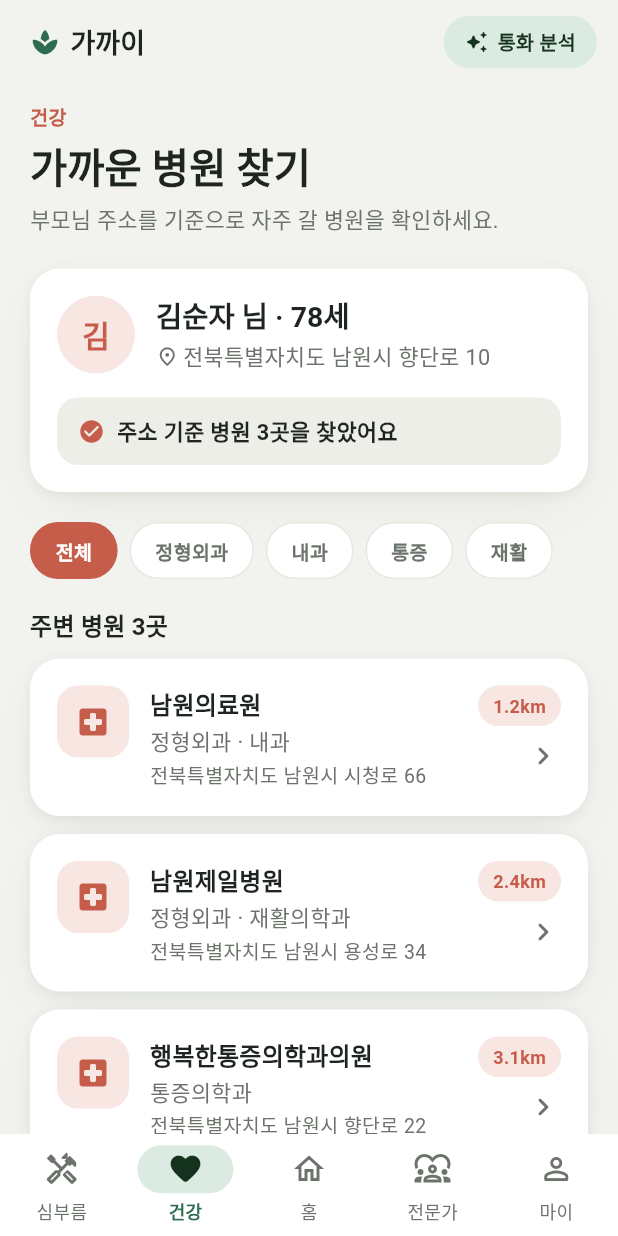
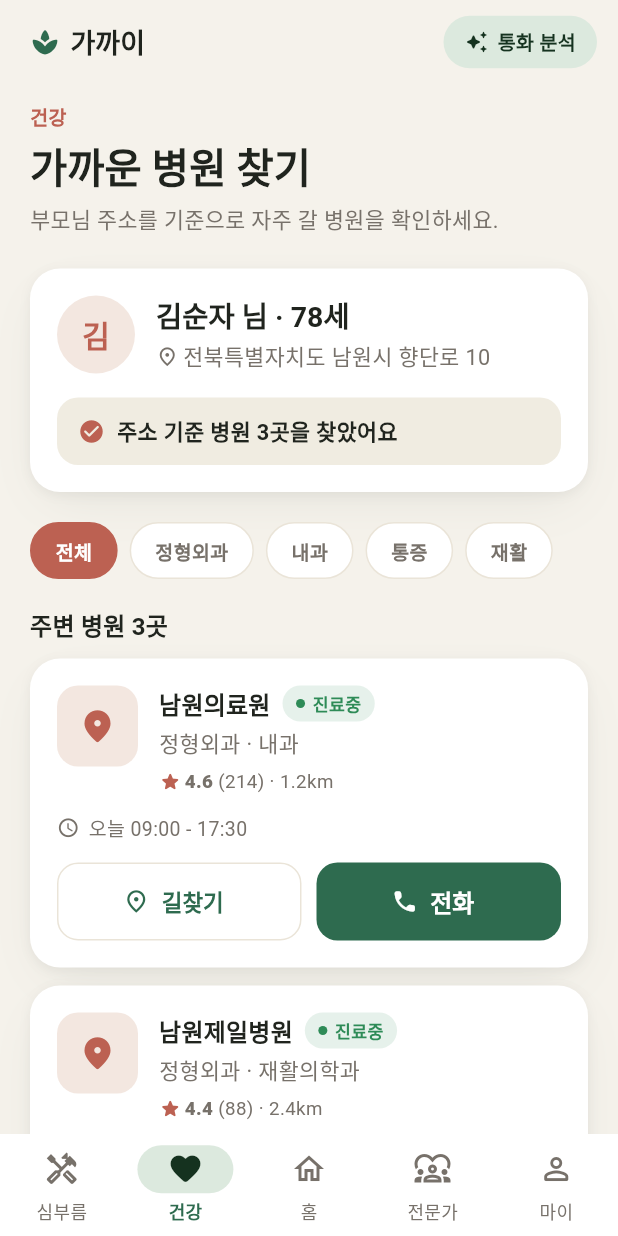
Before and after one commit to wookmin/minithon, a Flutter app: the screen it shows after launch, after a tap on "시작하기", after a tap on "건강", on a phone screen of 412 x 824 dp. Run offline on Flutter 3.47's test engine with Material 3 defaults, Android fonts, the phone set to English and light mode, and no system bars; our stand-ins replace file_picker, flutter_dotenv, flutter_local_notifications, flutter_riverpod, go_router, permission_handler and 2 more; network calls fail; Roboto replaces fonts that are missing (Pretendard).

Commit message:
feat: overhaul hospital card UI, update theme color constants, and implement avatar stack component

```diff
--- a/lib/core/theme/app_colors_x.dart
+++ b/lib/core/theme/app_colors_x.dart
@@ -26,15 +26,15 @@ class AppColorsX extends ThemeExtension<AppColorsX> {
   final Color professionalSoft;
 
   static const light = AppColorsX(
-    canvas: Color(0xFFF2F3EE),
-    hairline: Color(0xFFE7E8E2),
-    textSecondary: Color(0xFF6C736B),
-    health: Color(0xFFC65D4B),
-    healthSoft: Color(0xFFF7E6E1),
-    general: Color(0xFFB77D2A),
-    generalSoft: Color(0xFFF6EAD3),
-    professional: Color(0xFF5A6FA6),
-    professionalSoft: Color(0xFFE4E8F3),
+    canvas: Color(0xFFF5F2EB),
+    hairline: Color(0xFFEAE4D8),
+    textSecondary: Color(0xFF77716A),
+    health: Color(0xFFBC6152),
+    healthSoft: Color(0xFFF3E7E0),
+    general: Color(0xFFAA7C38),
+    generalSoft: Color(0xFFF1E8D5),
+    professional: Color(0xFF5F6E97),
+    professionalSoft: Color(0xFFE4E7F0),
   );
 
   static const dark = AppColorsX(
--- a/lib/core/theme/app_theme.dart
+++ b/lib/core/theme/app_theme.dart
@@ -13,12 +13,12 @@ abstract final class AppTheme {
     scheme: const ColorScheme.light(
       primary: _brand,
       onPrimary: Colors.white,
-      primaryContainer: Color(0xFFDCEBE1),
+      primaryContainer: Color(0xFFDCE9DE),
       onPrimaryContainer: Color(0xFF15321F),
       secondary: _brand,
       surface: Colors.white,
-      onSurface: Color(0xFF1E241F),
-      surfaceContainerHighest: Color(0xFFEDEEE8),
+      onSurface: Color(0xFF20241E),
+      surfaceContainerHighest: Color(0xFFF0ECE1),
     ),
     colorsX: AppColorsX.light,
   );
--- /dev/null
+++ b/lib/core/ui/avatars.dart
@@ -0,0 +1,114 @@
+import 'package:flutter/material.dart';
+
+import '../theme/app_colors_x.dart';
+
+/// 사진 대신 쓰는 그라데이션 아바타. 이니셜 한 글자를 얹는다.
+/// (실제 프로필 사진 연동 전까지 카드에 온기·밀도를 준다)
+class GradientAvatar extends StatelessWidget {
+  const GradientAvatar({
+    super.key,
+    required this.label,
+    required this.color,
+    this.size = 52,
+  });
+
+  final String label;
+  final Color color;
+  final double size;
+
+  @override
+  Widget build(BuildContext context) {
+    return Container(
+      width: size,
+      height: size,
+      decoration: BoxDecoration(
+        shape: BoxShape.circle,
+        gradient: LinearGradient(
+          begin: Alignment.topLeft,
+          end: Alignment.bottomRight,
+          colors: [
+            Color.lerp(color, Colors.white, 0.12)!,
+            Color.lerp(color, Colors.black, 0.16)!,
+          ],
+        ),
+      ),
+      alignment: Alignment.center,
+      child: Text(
+        label.characters.first,
+        style: TextStyle(
+          color: Colors.white,
+          fontWeight: FontWeight.w800,
+          fontSize: size * 0.36,
+        ),
+      ),
+    );
+  }
+}
+
+/// 지원자 수를 겹친 원형 아바타 더미로 보여준다. (당근·숨고 스타일)
+class AvatarStack extends StatelessWidget {
+  const AvatarStack({super.key, required this.count, this.diameter = 26});
+
+  final int count;
+  final double diameter;
+
+  static const _palette = [
+    Color(0xFFC65D4B),
+    Color(0xFFB77D2A),
+    Color(0xFF5A6FA6),
+    Color(0xFF2E6B4F),
+  ];
+
+  @override
+  Widget build(BuildContext context) {
+    final visible = count.clamp(0, 3);
+    final overlap = diameter * 0.32;
+    final surface = Theme.of(context).colorScheme.surface;
+
+    return SizedBox(
+      height: diameter,
+      width: visible == 0
+          ? 0
+          : diameter + (visible - 1) * (diameter - overlap) + (count > 3 ? 12 : 0),
+      child: Stack(
+        clipBehavior: Clip.none,
+        children: [
+          for (var i = 0; i < visible; i++)
+            Positioned(
+              left: i * (diameter - overlap),
+              child: Container(
+                width: diameter,
+                height: diameter,
+                decoration: BoxDecoration(
+                  color: _palette[i % _palette.length],
+                  shape: BoxShape.circle,
+                  border: Border.all(color: surface, width: 2),
+                ),
+              ),
+            ),
+          if (count > 3)
+            Positioned(
+              left: visible * (diameter - overlap),
+              child: Container(
+                height: diameter,
+                padding: const EdgeInsets.symmetric(horizontal: 8),
+                alignment: Alignment.center,
+                decoration: BoxDecoration(
+                  color: context.colors.hairline,
+                  borderRadius: BorderRadius.circular(diameter),
+                ),
+                child: Text(
+                  '+${count - 3}',
+                  style: TextStyle(
+                    fontSize: 11,
+                    fontWeight: FontWeight.w700,
+                    color: context.colors.textSecondary,
+                  ),
+                ),
+              ),
+            ),
+        ],
+      ),
+    );
+  }
+}
--- a/lib/features/general/general_screen.dart
+++ b/lib/features/general/general_screen.dart
@@ -3,6 +3,7 @@ import 'package:flutter_riverpod/flutter_riverpod.dart';
 
 import '../../core/theme/app_colors_x.dart';
 import '../../core/theme/app_shape.dart';
+import '../../core/ui/avatars.dart';
 import '../../core/ui/screen_header.dart';
 import '../../core/ui/soft_card.dart';
 import '../care/care_models.dart';
@@ -28,10 +29,6 @@ class GeneralScreen extends ConsumerWidget {
         Padding(
           padding: const EdgeInsets.symmetric(horizontal: 20),
           child: FilledButton.icon(
-            style: FilledButton.styleFrom(
-              backgroundColor: accent,
-              foregroundColor: Colors.white,
-            ),
             onPressed: () => _showDemoMessage(context, '요청 내용을 확인하고 있어요.'),
             icon: const Icon(Icons.add_rounded),
             label: const Text('요청 올리기'),
@@ -183,11 +180,17 @@ class _ErrandCard extends StatelessWidget {
                 style: TextStyle(color: c.textSecondary, fontSize: 13),
               ),
               const Spacer(),
-              Icon(Icons.people_alt_rounded, size: 15, color: c.textSecondary),
-              const SizedBox(width: 4),
+              if (errand.helperCount > 0) ...[
+                AvatarStack(count: errand.helperCount, diameter: 24),
+                const SizedBox(width: 6),
+              ],
               Text(
                 '지원 ${errand.helperCount}명',
-                style: TextStyle(color: c.textSecondary, fontSize: 13),
+                style: TextStyle(
+                  color: c.textSecondary,
+                  fontSize: 13,
+                  fontWeight: FontWeight.w600,
+                ),
               ),
             ],
           ),
--- a/lib/features/hospital/hospital.dart
+++ b/lib/features/hospital/hospital.dart
@@ -4,11 +4,21 @@ class Hospital {
   final String department;
   final String address;
   final String distance;
+  final bool isOpenNow;
+  final String hours;
+  final String phone;
+  final double rating;
+  final int reviewCount;
 
   const Hospital({
     required this.name,
     required this.department,
     required this.address,
     required this.distance,
+    this.isOpenNow = true,
+    this.hours = '',
+    this.phone = '',
+    this.rating = 0,
+    this.reviewCount = 0,
   });
 }
--- a/lib/features/hospital/hospital_repository.dart
+++ b/lib/features/hospital/hospital_repository.dart
@@ -22,18 +22,33 @@ class DummyHospitalRepository implements HospitalRepository {
         department: '정형외과 · 내과',
         address: '전북특별자치도 남원시 시청로 66',
         distance: '1.2km',
+        isOpenNow: true,
+        hours: '오늘 09:00 - 17:30',
+        phone: '063-620-1114',
+        rating: 4.6,
+        reviewCount: 214,
       ),
       Hospital(
         name: '남원제일병원',
         department: '정형외과 · 재활의학과',
         address: '전북특별자치도 남원시 용성로 34',
         distance: '2.4km',
+        isOpenNow: true,
+        hours: '오늘 08:30 - 18:00',
+        phone: '063-625-2000',
+        rating: 4.4,
+        reviewCount: 88,
       ),
       Hospital(
         name: '행복한통증의학과의원',
         department: '통증의학과',
         address: '전북특별자치도 남원시 향단로 22',
         distance: '3.1km',
+        isOpenNow: false,
+        hours: '오늘 진료 마감 · 내일 09:00',
+        phone: '063-631-7575',
+        rating: 4.8,
+        reviewCount: 156,
       ),
     ];
   }
--- a/lib/features/hospital/hospital_screen.dart
+++ b/lib/features/hospital/hospital_screen.dart
@@ -224,64 +224,100 @@ class _HospitalCard extends StatelessWidget {
   @override
   Widget build(BuildContext context) {
     final c = context.colors;
+    final text = Theme.of(context).textTheme;
     return SoftCard(
       onTap: () {},
-      child: Row(
+      child: Column(
         crossAxisAlignment: CrossAxisAlignment.start,
         children: [
-          IconTile(
-            icon: Icons.local_hospital_rounded,
-            color: accent,
-            background: c.healthSoft,
-          ),
+          Row(
+            crossAxisAlignment: CrossAxisAlignment.start,
+            children: [
+              _MapThumb(accent: accent, soft: c.healthSoft),
               const SizedBox(width: 14),
               Expanded(
                 child: Column(
                   crossAxisAlignment: CrossAxisAlignment.start,
                   children: [
+                    Row(
+                      children: [
+                        Flexible(
+                          child: Text(hospital.name, style: text.titleMedium),
+                        ),
+                        const SizedBox(width: 8),
+                        _OpenBadge(isOpen: hospital.isOpenNow),
+                      ],
+                    ),
+                    const SizedBox(height: 4),
+                    Text(hospital.department, style: text.bodyMedium),
+                    const SizedBox(height: 6),
+                    Row(
+                      children: [
+                        Icon(Icons.star_rounded, size: 15, color: accent),
+                        const SizedBox(width: 2),
                         Text(
-                  hospital.name,
-                  style: Theme.of(context).textTheme.titleMedium,
+                          hospital.rating.toStringAsFixed(1),
+                          style: const TextStyle(
+                            fontWeight: FontWeight.w800,
+                            fontSize: 12.5,
                           ),
-                const SizedBox(height: 3),
+                        ),
                         Text(
-                  hospital.department,
-                  style: Theme.of(context).textTheme.bodyMedium,
+                          ' (${hospital.reviewCount}) · ${hospital.distance}',
+                          style: TextStyle(
+                            color: c.textSecondary,
+                            fontSize: 12.5,
                           ),
-                const SizedBox(height: 2),
-                Text(
-                  hospital.address,
-                  style: Theme.of(
-                    context,
-                  ).textTheme.bodyMedium?.copyWith(fontSize: 13),
+                        ),
+                      ],
                     ),
                   ],
                 ),
               ),
-          const SizedBox(width: 8),
-          Column(
-            crossAxisAlignment: CrossAxisAlignment.end,
+            ],
+          ),
+          const SizedBox(height: 12),
+          Row(
             children: [
-              Container(
-                padding: const EdgeInsets.symmetric(
-                  horizontal: 10,
-                  vertical: 5,
-                ),
-                decoration: BoxDecoration(
-                  color: c.healthSoft,
-                  borderRadius: BorderRadius.circular(AppRadius.pill),
-                ),
+              Icon(Icons.schedule_rounded, size: 15, color: c.textSecondary),
+              const SizedBox(width: 6),
+              Expanded(
                 child: Text(
-                  hospital.distance,
-                  style: TextStyle(
-                    color: accent,
-                    fontSize: 12,
-                    fontWeight: FontWeight.w700,
+                  hospital.hours,
+                  style: TextStyle(color: c.textSecondary, fontSize: 13),
                 ),
               ),
+            ],
           ),
-              const SizedBox(height: 8),
-              Icon(Icons.chevron_right_rounded, color: c.textSecondary),
+          const SizedBox(height: 14),
+          Row(
+            children: [
+              Expanded(
+                child: OutlinedButton.icon(
+                  onPressed: () {},
+                  icon: const Icon(Icons.place_outlined, size: 18),
+                  label: const Text('길찾기'),
+                ),
+              ),
+              const SizedBox(width: 10),
+              Expanded(
+                child: FilledButton.icon(
+                  style: FilledButton.styleFrom(
+                    minimumSize: const Size.fromHeight(52),
+                  ),
+                  onPressed: () {
+                    ScaffoldMessenger.of(context)
+                      ..hideCurrentSnackBar()
+                      ..showSnackBar(
+                        SnackBar(
+                          content: Text('${hospital.name} · ${hospital.phone}'),
+                        ),
+                      );
+                  },
+                  icon: const Icon(Icons.call_rounded, size: 18),
+                  label: const Text('전화'),
+                ),
+              ),
             ],
           ),
         ],
@@ -289,3 +325,62 @@ class _HospitalCard extends StatelessWidget {
     );
   }
 }
+
+/// 지도 대신 쓰는 스타일 썸네일 (핀 아이콘 + 소프트 배경).
+class _MapThumb extends StatelessWidget {
+  const _MapThumb({required this.accent, required this.soft});
+
+  final Color accent;
+  final Color soft;
+
+  @override
+  Widget build(BuildContext context) {
+    return Container(
+      width: 54,
+      height: 54,
+      decoration: BoxDecoration(
+        color: soft,
+        borderRadius: BorderRadius.circular(AppRadius.surface),
+      ),
+      child: Icon(Icons.location_on_rounded, color: accent, size: 26),
+    );
+  }
+}
+
+class _OpenBadge extends StatelessWidget {
+  const _OpenBadge({required this.isOpen});
+
+  final bool isOpen;
+
+  @override
+  Widget build(BuildContext context) {
+    final c = context.colors;
+    final color = isOpen ? const Color(0xFF2E8B57) : c.textSecondary;
+    return Container(
+      padding: const EdgeInsets.symmetric(horizontal: 9, vertical: 4),
+      decoration: BoxDecoration(
+        color: color.withValues(alpha: 0.12),
+        borderRadius: BorderRadius.circular(AppRadius.pill),
+      ),
+      child: Row(
+        mainAxisSize: MainAxisSize.min,
+        children: [
+          Container(
+            width: 6,
+            height: 6,
+            decoration: BoxDecoration(color: color, shape: BoxShape.circle),
+          ),
+          const SizedBox(width: 5),
+          Text(
+            isOpen ? '진료중' : '마감',
+            style: TextStyle(
+              color: color,
+              fontSize: 11.5,
+              fontWeight: FontWeight.w700,
+            ),
+          ),
+        ],
+      ),
+    );
+  }
+}
```
Also changed, not shown: lib/features/care/care_models.dart (+16 -0 lines), lib/features/professional/professional_screen.dart (+70 -32 lines). Lines whose indentation alone changed are shown as unchanged.
